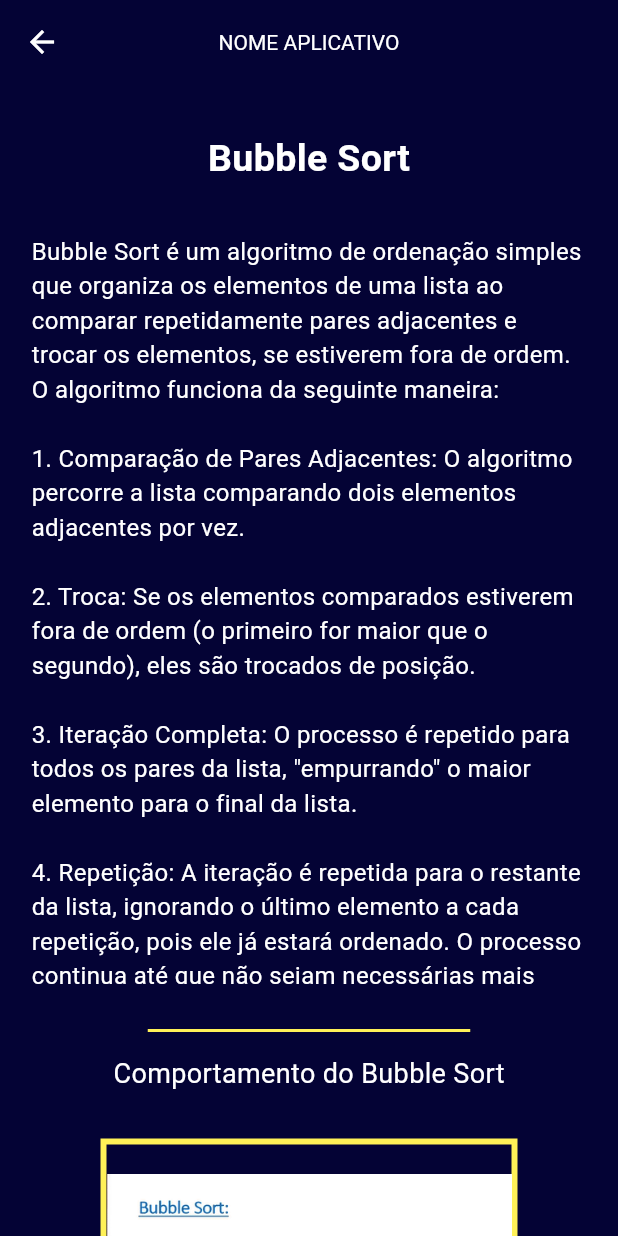
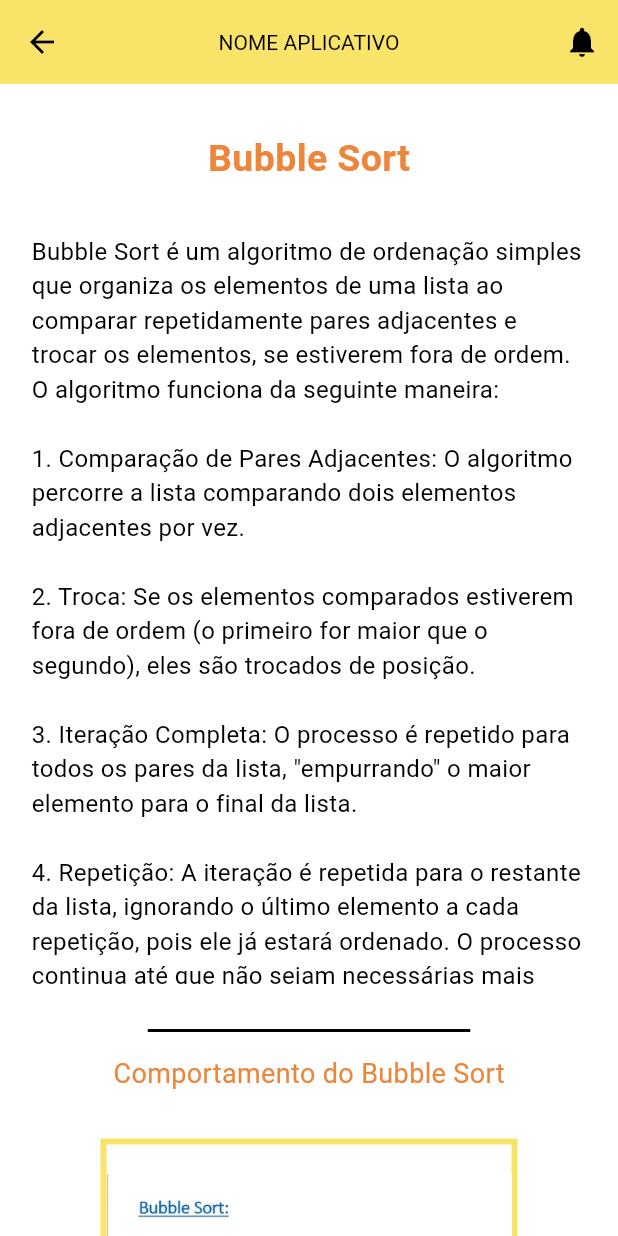
Before and after one commit to euapariciocoelho1996/TCC, a Flutter app: the Bubblesort screen opened directly, on a phone screen of 412 x 824 dp. Run offline on Flutter 3.47's test engine with Material 3 defaults, Android fonts, the phone set to English and light mode, and no system bars.

Commit message:
Atualização de estilo de telas

```diff
--- a/lib/pages/bubbleSort.dart
+++ b/lib/pages/bubbleSort.dart
@@ -6,19 +6,29 @@ class Bubblesort extends StatelessWidget {
   @override
   Widget build(BuildContext context) {
     return Scaffold(
-      backgroundColor: const Color.fromARGB(255, 4, 3, 53),
+      backgroundColor: const Color.fromARGB(255, 255, 255, 255),
       appBar: AppBar(
-        foregroundColor: const Color.fromARGB(255, 255, 255, 255),
+        foregroundColor: const Color.fromARGB(255, 0, 0, 0),
+        actions: [
+          IconButton(
+            icon: const Icon(Icons.notifications),
+            onPressed: () {
+              // Ação ao clicar no ícone de notificações
+            },
+          ),
+        ],
         title: const Text(
           'NOME APLICATIVO',
           style: TextStyle(
-            color: Colors.white,
+            color: Color.fromARGB(255, 0, 0, 0),
             fontSize: 14, // Define o tamanho da fonte do título
             fontWeight: FontWeight.normal, // Define o peso da fonte
           ),
         ),
         centerTitle: true, // Centraliza o título
-        backgroundColor: const Color.fromARGB(255, 4, 3, 53),
+        backgroundColor: const Color.fromRGBO(250, 227, 105, 37),
+        // backgroundColor: const Color.fromRGBO(250, 227, 105, 37),
+        // Cor de fundo do AppBar
       ),
       body: ListView(
         children: <Widget>[
@@ -33,7 +43,7 @@ class Bubblesort extends StatelessWidget {
                   style: TextStyle(
                     fontSize: 25,
                     fontWeight: FontWeight.bold,
-                    color: Colors.white,
+                    color: const Color.fromRGBO(237, 133, 59, 1),
                   ),
                 ),
               ),
@@ -47,7 +57,7 @@ class Bubblesort extends StatelessWidget {
                   '3. Iteração Completa: O processo é repetido para todos os pares da lista, "empurrando" o maior elemento para o final da lista.\n\n'
                   '4. Repetição: A iteração é repetida para o restante da lista, ignorando o último elemento a cada repetição, pois ele já estará ordenado. O processo continua até que não sejam necessárias mais trocas.',
                   style: TextStyle(
-                    color: Colors.white,
+                    color: Color.fromARGB(255, 0, 0, 0),
                     fontSize: 16,
                   ),
                 ),
@@ -60,15 +70,14 @@ class Bubblesort extends StatelessWidget {
                     Container(
                       width: 215,
                       height: 2, // Espessura da linha
-                      color: const Color.fromARGB(
-                          255, 255, 241, 87), // Cor da linha
+                      color: const Color.fromARGB(255, 0, 0, 0), // Cor da linha
                     ),
                     // Conteúdo do container
                     const SizedBox(height: 15),
                     const Text(
                       'Comportamento do Bubble Sort',
                       style: TextStyle(
-                        color: Colors.white,
+                        color: const Color.fromRGBO(237, 133, 59, 1),
                         fontSize: 18,
                       ),
                     ),
@@ -83,8 +92,8 @@ class Bubblesort extends StatelessWidget {
                 child: Image.asset('assets/images/bubble.gif'),
                 decoration: BoxDecoration(
                   border: Border.all(
-                    color: const Color.fromARGB(
-                        255, 255, 241, 87), // Cor da linha (borda)
+                    color: const Color.fromRGBO(
+                        250, 227, 105, 37), // Cor da linha (borda)
                     width: 4.0, // Espessura da linha
                   ),
                 ),
--- a/lib/pages/quickSort.dart
+++ b/lib/pages/quickSort.dart
@@ -68,7 +68,7 @@ class Quicksort extends StatelessWidget {
                     const Text(
                       'Comportamento do Quick Sort',
                       style: TextStyle(
-                        color: Colors.white,
+                        color: const Color.fromRGBO(237, 133, 59, 1),
                         fontSize: 18,
                       ),
                     ),
```
Also changed, not shown: lib/pages/insertion.dart (+18 -9 lines), lib/pages/mergeSort.dart (+18 -9 lines), lib/pages/selectionSort.dart (+20 -11 lines).
